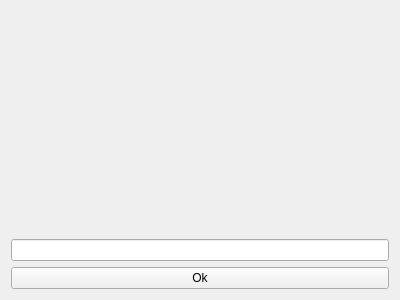
First picture: the form in trunk/src/wormnet/playername.ui, repository svn2github/twsoldunsupported, before the edit.
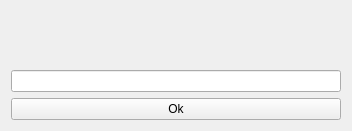
Second picture: the form after the edit.

```diff
--- a/trunk/src/wormnet/playername.ui
+++ b/trunk/src/wormnet/playername.ui
@@ -1,12 +1,12 @@
 <ui version="4.0" >
  <class>playernameClass</class>
- <widget class="QWidget" name="playernameClass" >
-  <property name="geometry" >
+ <widget class="QWidget" name="playernameClass">
+  <property name="geometry">
    <rect>
     <x>0</x>
     <y>0</y>
-    <width>400</width>
-    <height>300</height>
+    <width>352</width>
+    <height>131</height>
    </rect>
   </property>
   <property name="windowTitle" >
@@ -36,7 +36,7 @@
    </item>
   </layout>
  </widget>
- <layoutdefault spacing="6" margin="11" />
+ <layoutdefault spacing="6" margin="11"/>
  <resources/>
  <connections/>
 </ui>
```
Left out of the diff: 19 changed lines with no effect on the pictures.
